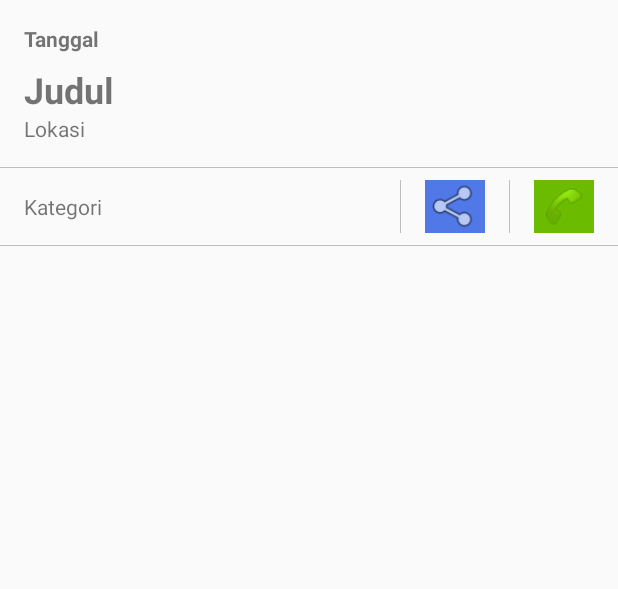
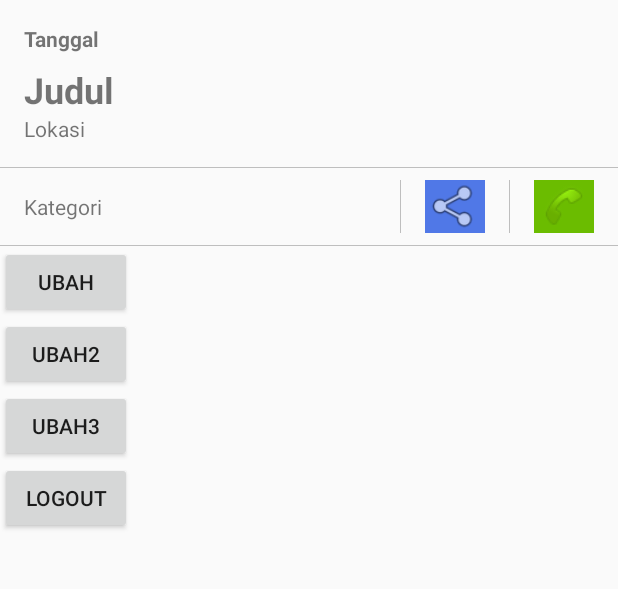
Before and after one commit to gungdeaditya/Eventku, an Android app: the layout activity_main.xml on its own in the app's theme, with its tools: preview values and no code run, on a phone screen of 412 x 824 dp, the part 300-889 px from its top. Run offline under Robolectric (Android 15) with nearby library versions, the phone set to English and light mode, and no system bars.

Commit message:
hasil hari kedua

```diff
--- a/app/src/main/AndroidManifest.xml
+++ b/app/src/main/AndroidManifest.xml
@@ -9,6 +9,9 @@
         android:supportsRtl="true"
         android:theme="@style/AppTheme">
         <activity android:name=".MainActivity">
+
+        </activity>
+        <activity android:name=".LoginActivity">
             <intent-filter>
                 <action android:name="android.intent.action.MAIN" />
 
--- a/app/src/main/res/layout/activity_main.xml
+++ b/app/src/main/res/layout/activity_main.xml
@@ -13,16 +13,18 @@
         android:layout_height="wrap_content">
 
         <ImageView
-        android:layout_width="match_parent"
-        android:layout_height="200dp"
-        android:src="@mipmap/ic_launcher"
-        android:scaleType="centerCrop"/>
+            android:id="@+id/imgGambar"
+            android:layout_width="match_parent"
+            android:layout_height="200dp"
+            android:scaleType="centerCrop"
+            android:src="@mipmap/ic_launcher" />
+
         <Button
-        android:layout_width="wrap_content"
-        android:layout_height="wrap_content"
-        android:text="FREE"
-        android:layout_alignParentRight="true"
-        android:layout_margin="8dp"/>
+            android:layout_width="wrap_content"
+            android:layout_height="wrap_content"
+            android:layout_alignParentRight="true"
+            android:layout_margin="8dp"
+            android:text="FREE" />
 
     </RelativeLayout>
 
@@ -30,25 +32,30 @@
     <LinearLayout
         android:layout_width="match_parent"
         android:layout_height="wrap_content"
-        android:padding="16dp"
-        android:orientation="vertical">
+        android:orientation="vertical"
+        android:padding="16dp">
 
         <TextView
+            android:id="@+id/txTanggal"
             android:layout_width="wrap_content"
             android:layout_height="wrap_content"
             android:text="Tanggal"
-            android:textStyle="bold"/>
+            android:textStyle="bold" />
+
         <TextView
+            android:id="@+id/txJudul"
             android:layout_width="wrap_content"
             android:layout_height="wrap_content"
             android:layout_marginTop="8dp"
             android:text="Judul"
             android:textSize="24sp"
-            android:textStyle="bold"/>
+            android:textStyle="bold" />
+
         <TextView
+            android:id="@+id/txLokasi"
             android:layout_width="wrap_content"
             android:layout_height="wrap_content"
-            android:text="Lokasi"/>
+            android:text="Lokasi" />
 
     </LinearLayout>
 
@@ -65,36 +72,41 @@
         android:layout_marginTop="8dp">
 
         <TextView
+            android:id="@+id/txKategori"
             android:layout_width="0dp"
+            android:layout_height="wrap_content"
+            android:layout_marginLeft="16dp"
             android:layout_weight="1"
-            android:layout_height="wrap_content"
+            android:paddingBottom="8dp"
             android:paddingTop="8dp"
-            android:paddingBottom="8dp"
-            android:layout_marginLeft="16dp"
-            android:text="Kategori"/>
+            android:text="Kategori" />
+
         <View
             android:layout_width="0.5dp"
             android:layout_height="match_parent"
             android:layout_marginLeft="16dp"
-            android:background="#bebebe"/>
+            android:background="#bebebe" />
+
         <ImageView
             android:layout_width="40dp"
             android:layout_height="match_parent"
             android:layout_marginLeft="16dp"
             android:background="#5078e7"
-            android:src="@android:drawable/ic_menu_share"/>
+            android:src="@android:drawable/ic_menu_share" />
+
         <View
             android:layout_width="0.5dp"
             android:layout_height="match_parent"
             android:layout_marginLeft="16dp"
-            android:background="#bebebe"/>
+            android:background="#bebebe" />
+
         <ImageView
             android:layout_width="40dp"
             android:layout_height="match_parent"
             android:layout_marginLeft="16dp"
             android:layout_marginRight="16dp"
             android:background="#6bbc00"
-            android:src="@android:drawable/stat_sys_phone_call"/>
+            android:src="@android:drawable/stat_sys_phone_call" />
 
     </LinearLayout>
 
@@ -102,6 +114,27 @@
     <View
         android:layout_width="match_parent"
         android:layout_height="0.5dp"
-        android:background="#bebebe"
-        android:layout_marginTop="8dp"/>
+        android:layout_marginTop="8dp"
+        android:background="#bebebe" />
+
+    <Button
+        android:onClick="ubah1"
+        android:layout_width="wrap_content"
+        android:layout_height="wrap_content"
+        android:text="ubah"/>
+    <Button
+        android:onClick="ubah2"
+        android:layout_width="wrap_content"
+        android:layout_height="wrap_content"
+        android:text="ubah2"/>
+    <Button
+        android:onClick="ubah3"
+        android:layout_width="wrap_content"
+        android:layout_height="wrap_content"
+        android:text="ubah3"/>
+    <Button
+        android:onClick="Logout"
+        android:layout_width="wrap_content"
+        android:layout_height="wrap_content"
+        android:text="Logout"/>
 </LinearLayout>
```
Also changed, not shown: app/src/main/java/com/gdeaditya/eventku/LoginActivity.java (added, +48 -0 lines), app/src/main/java/com/gdeaditya/eventku/MainActivity.java (+63 -0 lines), app/src/main/res/layout/activity_login.xml (added, +32 -0 lines), app/src/main/res/values/strings.xml (+15 -0 lines).
